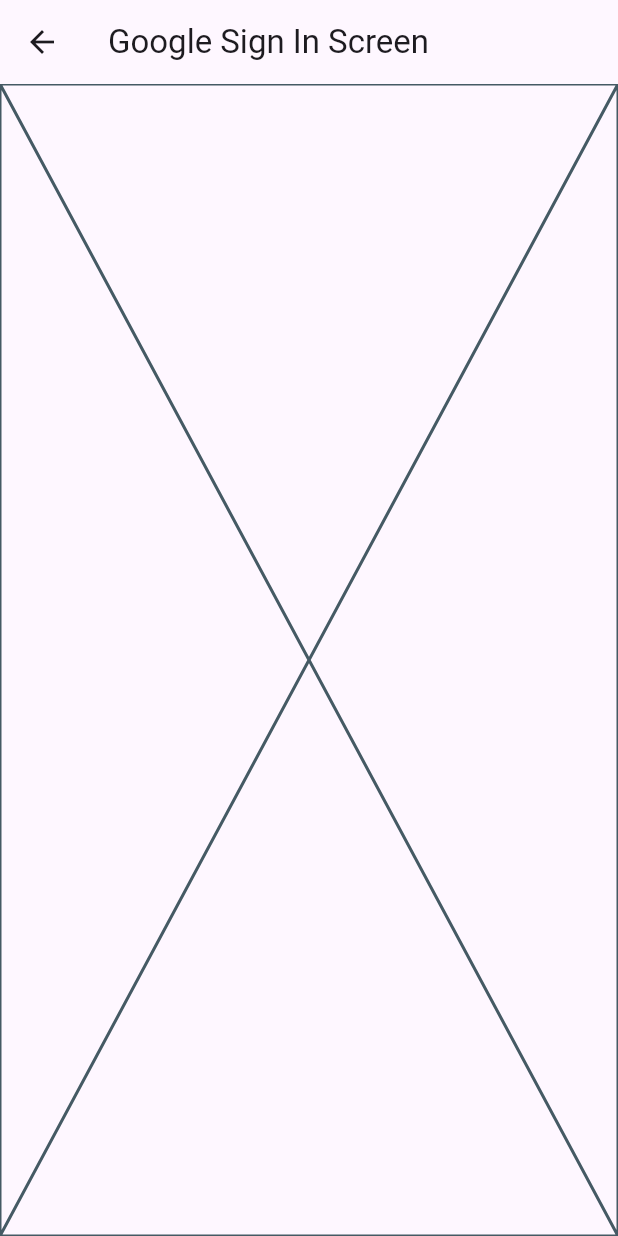
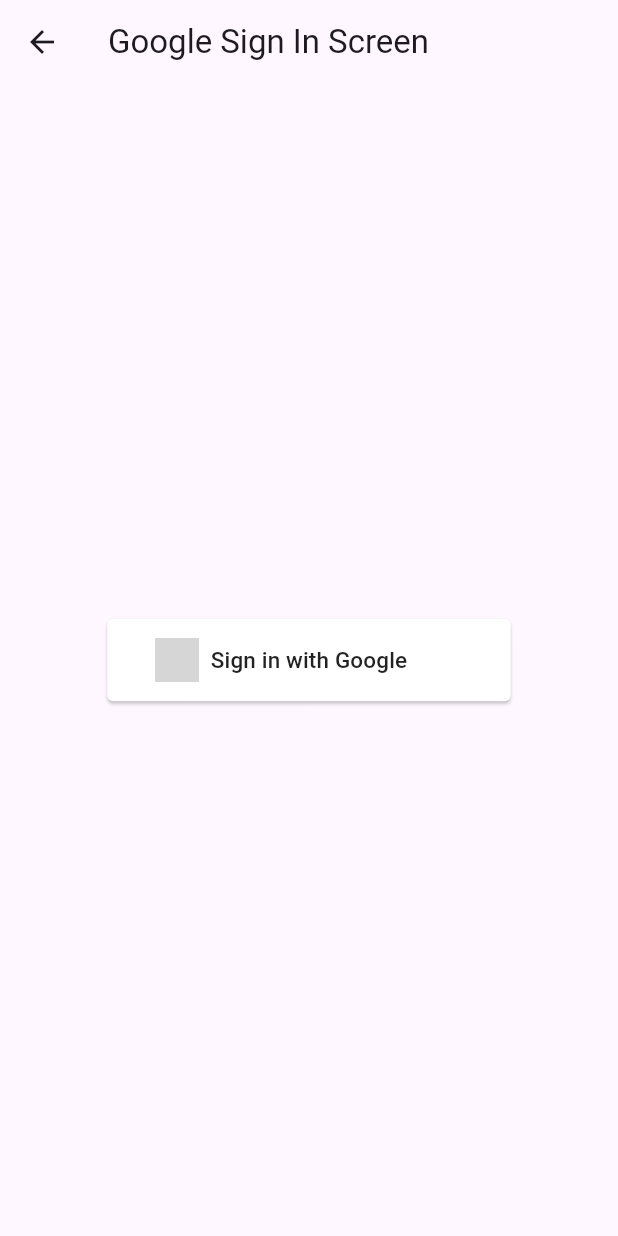
Before and after one commit to heyhey1028/flutter_samples, a Flutter app: the screen it shows after launch, after a tap on the "abc" icon, on a phone screen of 412 x 824 dp. Run offline on Flutter 3.47's test engine with Material 3 defaults, Android fonts, the phone set to English and light mode, and no system bars; drawn by our look-alikes of social_login_buttons; our stand-ins replace flutter_riverpod, go_router, js, riverpod_annotation; generated files the repository leaves out were written again; grey boxes are pictures that could not be loaded.

Commit message:
feat: add social login button

```diff
--- a/samples/flutter_auth_samples/lib/screens/google_sign_in_screen.dart
+++ b/samples/flutter_auth_samples/lib/screens/google_sign_in_screen.dart
@@ -1,4 +1,5 @@
 import 'package:flutter/material.dart';
+import 'package:social_login_buttons/social_login_buttons.dart';
 
 class GoogleSignInScreen extends StatelessWidget {
   const GoogleSignInScreen({super.key});
@@ -9,7 +10,15 @@
       appBar: AppBar(
         title: const Text('Google Sign In Screen'),
       ),
-      body: const Placeholder(),
+      body: Center(
+        child: Padding(
+          padding: const EdgeInsets.symmetric(horizontal: 32),
+          child: SocialLoginButton(
+            buttonType: SocialLoginButtonType.google,
+            onPressed: () {},
+          ),
+        ),
+      ),
     );
   }
 }
--- a/samples/flutter_auth_samples/pubspec.yaml
+++ b/samples/flutter_auth_samples/pubspec.yaml
@@ -13,6 +13,8 @@
   gap: ^3.0.1
   go_router: ^12.1.1
   riverpod_annotation: ^2.3.1
+  social_login_buttons: ^1.0.7
+
 
 
 dev_dependencies:
```
